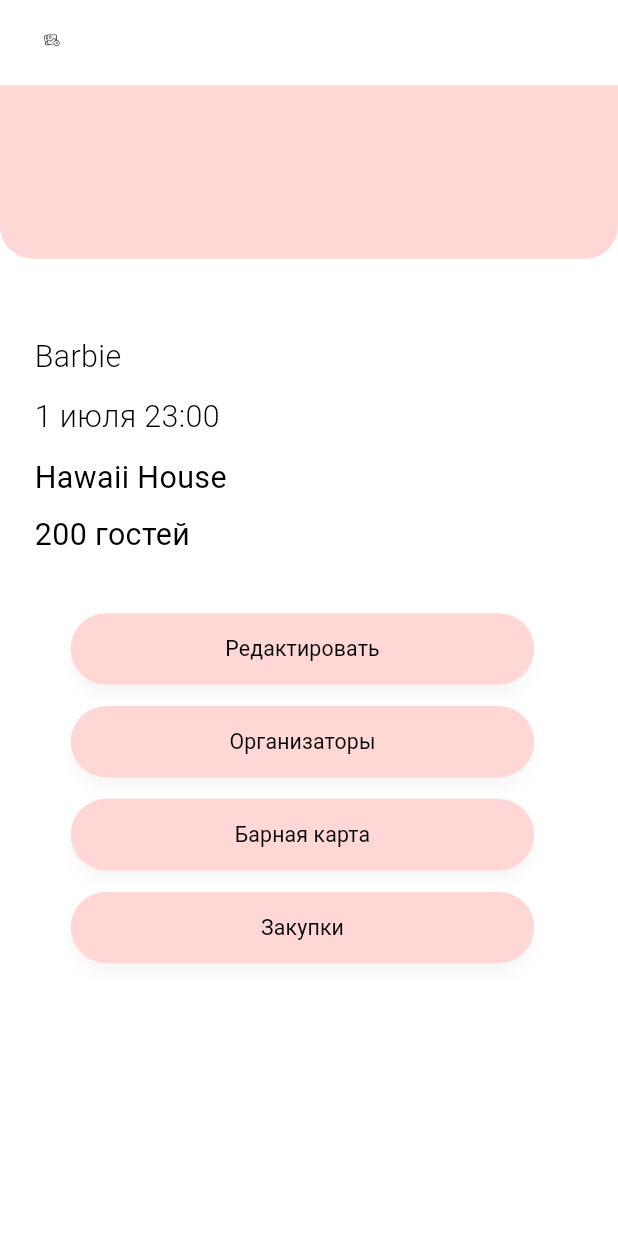
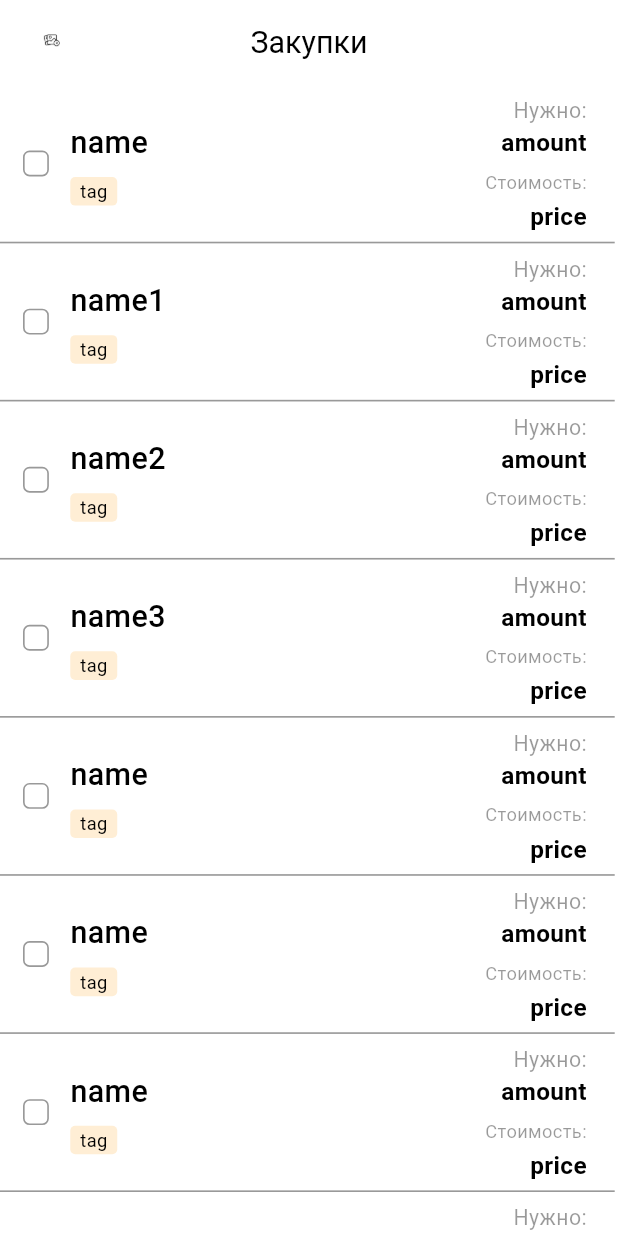
Before and after one commit to nvsich/csevent, a Flutter app: the EventDetailsScreen screen opened directly with empty values, after a tap on "Закупки", on a phone screen of 412 x 824 dp. Run offline on Flutter 3.47's test engine with Material 3 defaults, Android fonts, the light colour scheme and no system bars; our stand-ins replace cached_network_image, flutter_svg, pin_code_fields; Roboto replaces fonts that are missing (Montserrat).

Commit message:
add EventShoppingScreen

```diff
--- a/lib/routes/route_generator.dart
+++ b/lib/routes/route_generator.dart
@@ -8,6 +8,7 @@
 import 'package:csevent/screens/dashboard/screens/events/event_bar_card_screen.dart';
 import 'package:csevent/screens/dashboard/screens/events/event_details_screen.dart';
 import 'package:csevent/screens/dashboard/screens/events/event_members_screen.dart';
+import 'package:csevent/screens/dashboard/screens/events/event_shopping_screen.dart';
 import 'package:csevent/screens/dashboard/screens/products/add_product_screen.dart';
 import 'package:csevent/screens/dashboard/screens/products/filter_products_screen.dart';
 import 'package:csevent/screens/dashboard/screens/products/warehouses_with_product.dart';
@@ -46,6 +47,8 @@
       '/dashboard/events/details/members/new';
 
   static const String eventBarCard = '/dashboard/events/details/barcard';
+
+  static const String eventShopping = '/dashboard/events/details/shopping';
 
   static const String addNewProduct = '/dashboard/products/add-new';
 
@@ -143,6 +146,9 @@
       case eventBarCard:
         return MaterialPageRoute(builder: (_) => const EventBarCardScreen());
 
+      case eventShopping:
+        return MaterialPageRoute(builder: (_) => const EventShoppingScreen());
+
       default:
         return _errorRoute();
     }
--- a/lib/screens/dashboard/screens/events/event_details_screen.dart
+++ b/lib/screens/dashboard/screens/events/event_details_screen.dart
@@ -157,6 +157,9 @@
 
   Widget _buildBuyingsButton(BuildContext context) {
     return CustomElevatedButton(
+      onPressed: () {
+        Navigator.of(context).pushNamed(RouteGenerator.eventShopping);
+      },
       text: "Закупки",
       margin: EdgeInsets.only(
         left: 43.h,
--- /dev/null
+++ b/lib/screens/dashboard/screens/events/event_shopping_screen.dart
@@ -0,0 +1,266 @@
+import 'package:csevent/core/app_export.dart';
+import 'package:csevent/widgets/app_bar/appbar_leading_image.dart';
+import 'package:csevent/widgets/app_bar/appbar_title.dart';
+import 'package:csevent/widgets/app_bar/custom_app_bar_image.dart';
+import 'package:flutter/material.dart';
+
+class EventShoppingScreen extends StatefulWidget {
+  const EventShoppingScreen({super.key});
+
+  @override
+  State<EventShoppingScreen> createState() => _EventShoppingScreenState();
+}
+
+class _EventShoppingScreenState extends State<EventShoppingScreen> {
+  Set<String> selectedCategories = {};
+
+  @override
+  Widget build(BuildContext context) {
+    return Scaffold(
+      appBar: _buildAppBar(context),
+      body: SingleChildScrollView(
+        child: SizedBox(
+          width: double.maxFinite,
+          child: Column(
+            children: [
+              _buildItem(
+                context,
+                name: "name",
+                tag: "tag",
+                amount: "amount",
+                price: "price",
+                id: "id",
+              ),
+              _buildItem(
+                context,
+                name: "name1",
+                tag: "tag",
+                amount: "amount",
+                price: "price",
+                id: "id1",
+              ),
+              _buildItem(
+                context,
+                name: "name2",
+                tag: "tag",
+                amount: "amount",
+                price: "price",
+                id: "id2",
+              ),
+              _buildItem(
+                context,
+                name: "name3",
+                tag: "tag",
+                amount: "amount",
+                price: "price",
+                id: "id3",
+              ),
+              _buildItem(
+                context,
+                name: "name",
+                tag: "tag",
+                amount: "amount",
+                price: "price",
+                id: "id4",
+              ),
+              _buildItem(
+                context,
+                name: "name",
+                tag: "tag",
+                amount: "amount",
+                price: "price",
+                id: "id5",
+              ),
+              _buildItem(
+                context,
+                name: "name",
+                tag: "tag",
+                amount: "amount",
+                price: "price",
+                id: "id6",
+              ),
+              _buildItem(
+                context,
+                name: "name",
+                tag: "tag",
+                amount: "amount",
+                price: "price",
+                id: "id7",
+              ),
+              _buildItem(
+                context,
+                name: "name",
+                tag: "tag",
+                amount: "amount",
+                price: "price",
+                id: "id8",
+              ),
+            ],
+          ),
+        ),
+      ),
+    );
+  }
+
+  PreferredSizeWidget _buildAppBar(BuildContext context) {
+    return CustomAppBar(
+      leadingWidth: 45.h,
+      leading: AppbarLeadingImage(
+        imagePath: ImageConstant.imgNotFound,
+        margin: EdgeInsets.only(
+          left: 18.h,
+          top: 16.v,
+          bottom: 19.v,
+        ),
+      ),
+      centerTitle: true,
+      title: const AppbarTitle(
+        text: "Закупки",
+      ),
+    );
+  }
+
+  Widget _buildItem(
+    BuildContext context, {
+    required String name,
+    required String tag,
+    required String amount,
+    required String price,
+    required String id,
+  }) {
+    return GestureDetector(
+      onTap: () {
+        _select(id);
+      },
+      child: Padding(
+        padding: EdgeInsets.only(right: 2.h),
+        child: Container(
+          padding: EdgeInsets.symmetric(
+            horizontal: 14.h,
+            vertical: 5.v,
+          ),
+          decoration: AppDecoration.outlineBlack900,
+          child: Row(
+            mainAxisAlignment: MainAxisAlignment.center,
+            children: [
+              _buildSelector(context, id),
+              Padding(
+                padding: EdgeInsets.only(
+                  left: 13.h,
+                  top: 14.v,
+                  bottom: 14.v,
+                ),
+                child: Column(
+                  crossAxisAlignment: CrossAxisAlignment.start,
+                  children: [
+                    Text(
+                      name,
+                      style: theme.textTheme.titleLarge!.copyWith(
+                        color: appTheme.black900,
+                      ),
+                    ),
+                    SizedBox(
+                      height: 8.v,
+                    ),
+                    IntrinsicWidth(
+                      child: Container(
+                        padding: EdgeInsets.symmetric(
+                          horizontal: 6.h,
+                          vertical: 1.v,
+                        ),
+                        decoration: AppDecoration.fillOrange.copyWith(
+                          borderRadius: BorderRadiusStyle.roundedBorder3,
+                        ),
+                        child: Text(
+                          tag,
+                          style: theme.textTheme.bodySmall!.copyWith(
+                            color: appTheme.black900,
+                          ),
+                        ),
+                      ),
+                    ),
+                  ],
+                ),
+              ),
+              const Spacer(),
+              Padding(
+                padding: EdgeInsets.only(
+                  top: 2.v,
+                  right: 3.h,
+                ),
+                child: Column(
+                  crossAxisAlignment: CrossAxisAlignment.end,
+                  children: [
+                    Text(
+                      "Нужно:",
+                      style: CustomTextStyles.bodyMediumBlack900.copyWith(
+                        color: appTheme.black900.withOpacity(0.4),
+                      ),
+                    ),
+                    Text(
+                      amount,
+                      style: theme.textTheme.titleMedium!.copyWith(
+                        color: appTheme.black900,
+                      ),
+                    ),
+                    SizedBox(
+                      height: 6.v,
+                    ),
+                    Text(
+                      "Стоимость:",
+                      style: CustomTextStyles.bodySmallBlack900.copyWith(
+                        color: appTheme.black900.withOpacity(0.4),
+                      ),
+                    ),
+                    SizedBox(
+                      height: 3.v,
+                    ),
+                    Text(
+                      price,
+                      style: theme.textTheme.titleMedium!.copyWith(
+                        color: appTheme.black900,
+                      ),
+                    )
+                  ],
+                ),
+              ),
+            ],
+          ),
+        ),
+      ),
+    );
+  }
+
+  void _select(String category) {
+    setState(() {
+      if (selectedCategories.contains(category)) {
+        selectedCategories.remove(category);
+      } else {
+        selectedCategories.add(category);
+      }
+    });
+  }
+
+  Widget _buildSelector(BuildContext context, String category) {
+    return GestureDetector(
+      onTap: () => _select(category),
+      child: Container(
+        height: 17.adaptSize,
+        width: 17.adaptSize,
+        margin: EdgeInsets.symmetric(
+          vertical: 2.v,
+        ),
+        decoration: BoxDecoration(
+          color: selectedCategories.contains(category)
+              ? Colors.black
+              : Colors.transparent,
+          borderRadius: BorderRadius.circular(4.h),
+          border: Border.all(
+            color: appTheme.black900.withOpacity(0.4),
+            width: 1.h,
+          ),
+        ),
+      ),
+    );
+  }
+}
```
